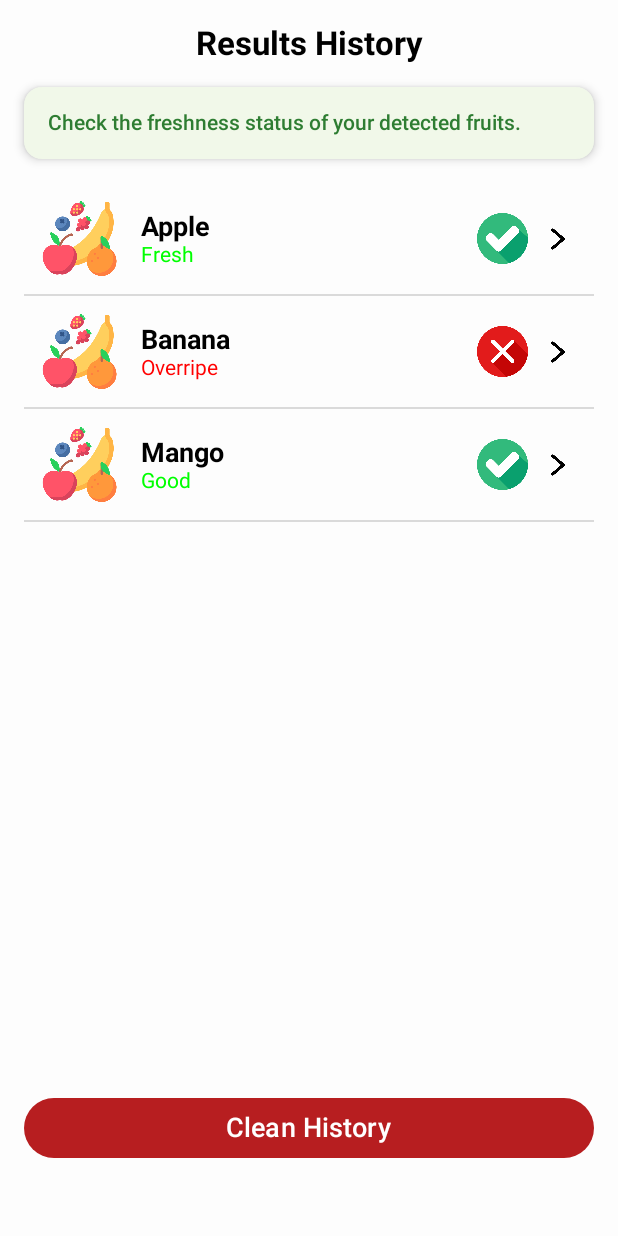
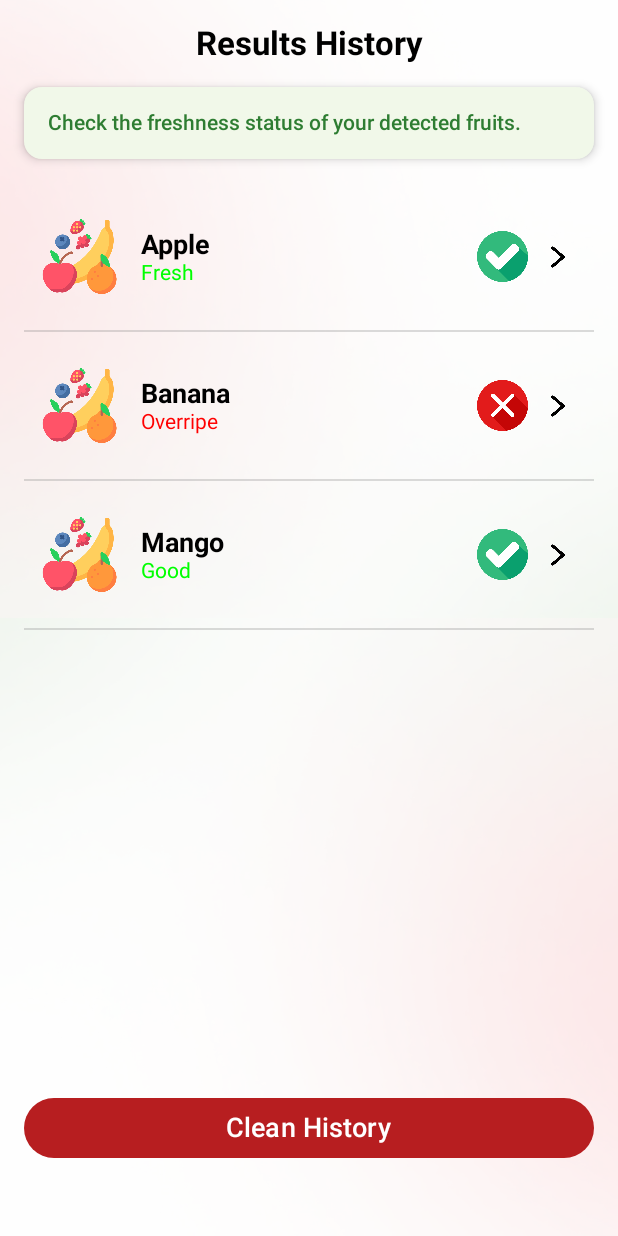
Before and after one commit to Santiago0930/Tesis, an Android app built with Jetpack Compose: the ResultsHistoryActivity screen opened directly, with no data from a screen before it, on a phone screen of 412 x 824 dp. Run offline under Robolectric (Android 15) with nearby library versions, the light colour scheme and no system bars; Roboto replaces fonts that are not available here.

Commit message:
Welcome screen, Results History (Alpha), Log In Sign up (Beta)
Mejor distribucion de paneles y se agrego un bg

```diff
--- a/app/src/main/java/com/example/frutti/ResultsHistoryActivity.kt
+++ b/app/src/main/java/com/example/frutti/ResultsHistoryActivity.kt
@@ -45,10 +45,18 @@ class ResultsHistoryActivity : ComponentActivity() {
 @Composable
 fun ResultsHistoryScreen(fruitList: List<FruitItem>, onItemClick: (FruitItem) -> Unit, onClearHistory: () -> Unit) {
     Box(modifier = Modifier.fillMaxSize()) {
+        // Background Image
+        Image(
+            painter = painterResource(id = R.drawable.bg), // Ensure you have 'bg' in your drawable resources
+            contentDescription = null,
+            modifier = Modifier.fillMaxSize(),
+            contentScale = ContentScale.Crop
+        )
+
         Column(
             modifier = Modifier
                 .fillMaxSize()
-                .background(Color(0x99FFFFFF))
+                .background(Color(0x99FFFFFF)) // Semi-transparent white overlay for readability
                 .padding(16.dp)
         ) {
             Text(
@@ -61,7 +69,7 @@ fun ResultsHistoryScreen(fruitList: List<FruitItem>, onItemClick: (FruitItem) ->
                     .wrapContentWidth(Alignment.CenterHorizontally)
             )
 
-            // Tarjeta decorativa
+            // Decorative Card
             Card(
                 colors = CardDefaults.cardColors(containerColor = Color(0xFFF1F8E9)),
                 elevation = CardDefaults.cardElevation(4.dp),
@@ -83,7 +91,7 @@ fun ResultsHistoryScreen(fruitList: List<FruitItem>, onItemClick: (FruitItem) ->
                 }
             }
 
-            Spacer(modifier = Modifier.height(8.dp)) // Espaciado entre la tarjeta y la lista
+            Spacer(modifier = Modifier.height(8.dp))
 
             LazyColumn(modifier = Modifier.weight(1f)) {
                 items(fruitList) { fruit ->
@@ -104,21 +112,30 @@ fun ResultsHistoryScreen(fruitList: List<FruitItem>, onItemClick: (FruitItem) ->
                 Text(text = "Clean History", color = Color.White, fontSize = 18.sp)
             }
 
-            Spacer(modifier = Modifier.height(32.dp)) // Espacio extra en la parte inferior
+            Spacer(modifier = Modifier.height(32.dp)) // Extra space at the bottom
         }
     }
 }
 
 
+
 @Composable
 fun FruitListItem(fruit: FruitItem, onItemClick: (FruitItem) -> Unit) {
+    Column( // Cambiado de Row a Column para permitir más espacio
+        modifier = Modifier
+            .fillMaxWidth()
+            .padding(vertical = 16.dp) // Aumentar el padding vertical para más separación
+            .clickable { onItemClick(fruit) }
+    ) {
+        Spacer(modifier = Modifier.height(8.dp)) // Más espacio entre elementos
+
         Row(
             modifier = Modifier
                 .fillMaxWidth()
-            .padding(12.dp)
-            .clickable { onItemClick(fruit) },
+                .padding(horizontal = 12.dp),
             verticalAlignment = Alignment.CenterVertically
-    ) {
+        )
+        {
             Image(
                 painter = painterResource(id = fruit.image),
                 contentDescription = fruit.name,
@@ -132,7 +149,6 @@ fun FruitListItem(fruit: FruitItem, onItemClick: (FruitItem) -> Unit) {
             Image(
                 painter = painterResource(id = if (fruit.isApproved) R.drawable.ic_check else R.drawable.ic_close),
                 contentDescription = if (fruit.isApproved) "Approved" else "Not Approved",
-            //tint = if (fruit.isApproved) Color.Green else Color.Red,
                 modifier = Modifier
                     .size(42.dp)
                     .padding(end = 8.dp)
@@ -143,7 +159,10 @@ fun FruitListItem(fruit: FruitItem, onItemClick: (FruitItem) -> Unit) {
                 modifier = Modifier.size(24.dp)
             )
         }
+        Spacer(modifier = Modifier.height(8.dp)) // Más espacio entre elementos
     }
+}
+
 
 @Preview(showBackground = true)
 @Composable
```
Lines whose indentation alone changed are shown as unchanged.
